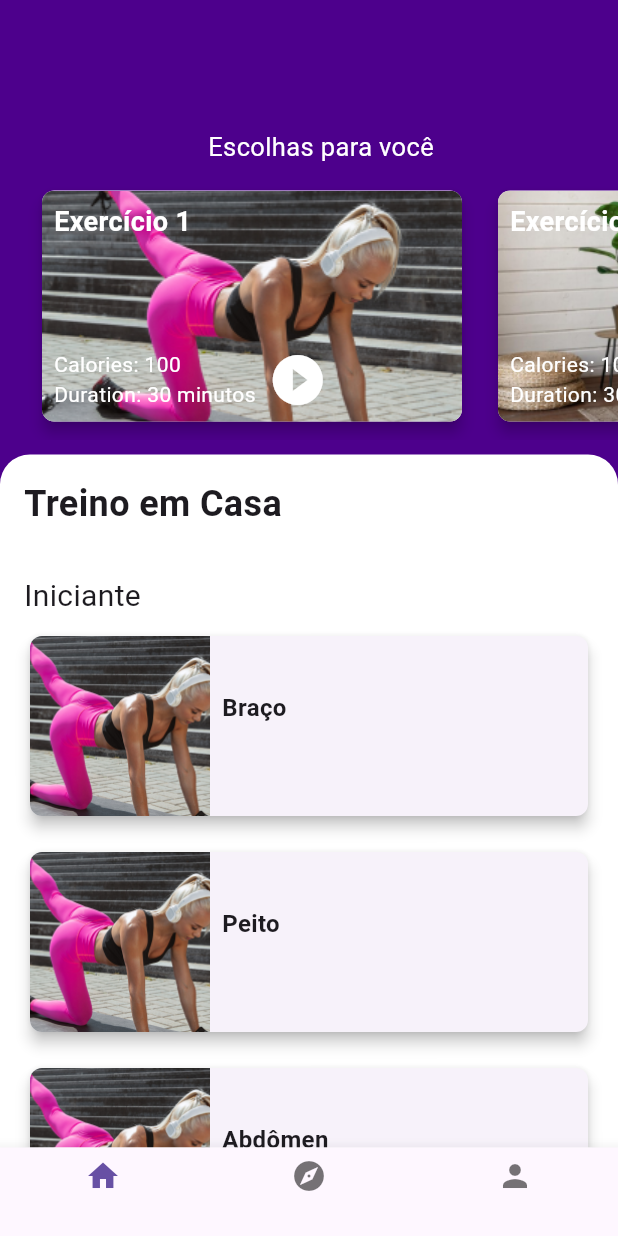
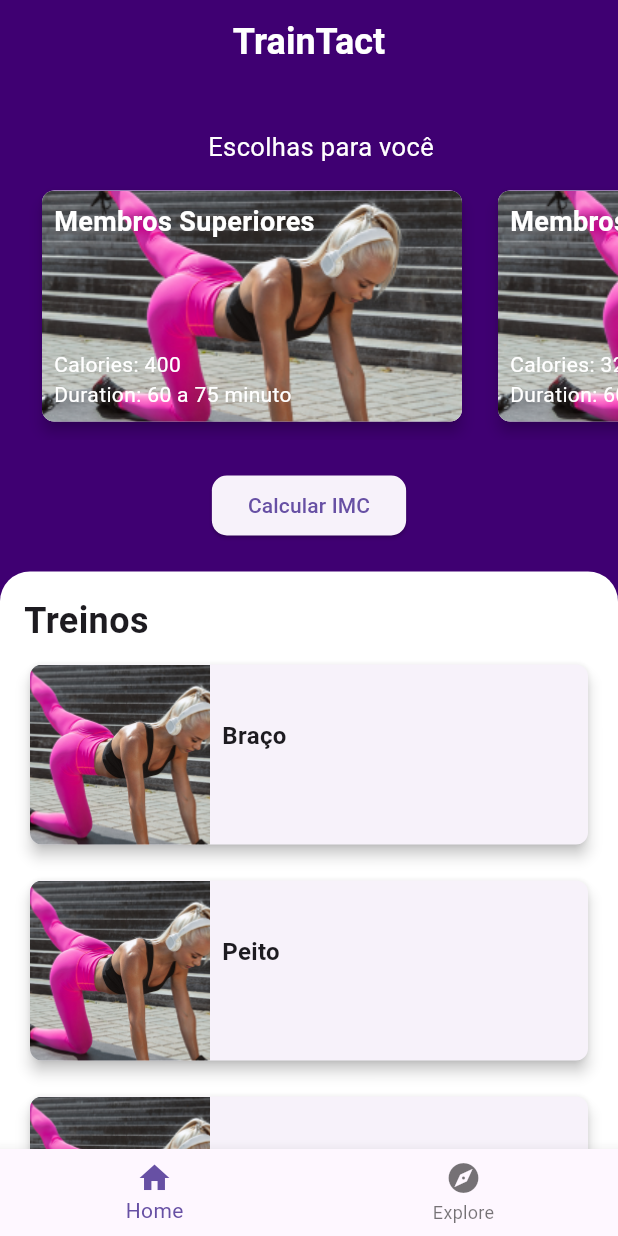
Before and after one commit to karelcosta/appfitness, a Flutter app: the screen it shows after launch, after a tap on "Avançar", on a phone screen of 412 x 824 dp. Run offline on Flutter 3.47's test engine with Material 3 defaults, Android fonts, the phone set to English and light mode, and no system bars; our stand-ins replace hive, hive_flutter; accounts and stored records are empty.

Commit message:
ajustes finais

```diff
--- a/lib/Data/DataExeCorpoTodo.dart
+++ b/lib/Data/DataExeCorpoTodo.dart
@@ -0,0 +1,28 @@
+import 'package:appfitness/Data/ClassExercise.dart';
+
+List<ExerciseData> exercicelistcorpotodo = [
+  // Braço
+  ExerciseData(
+    id: 1,
+    name: 'Membros Superiores',
+    imageUrl: 'assets/images/01.png',
+    calories: 400,
+    duration: '60 a 75 minuto',
+    description: 'Treino de menbros superiores braço, peito, costas, ombro',
+    tipo: 1,
+    tasks: [24,22,4,9,6,17,5,13], // Alterado para lista de inteiros
+    nivel: 1,
+  ),
+  // Peito
+  ExerciseData(
+    id: 2,
+    name: 'Membros Inferiores',
+    imageUrl: 'assets/images/01.png',
+    calories: 325,
+    duration: '60 a 75 minutos',
+    description: 'Treino dos membros inferiores pernas, panturrilhas, nadegas, ',
+    tipo: 2,
+    tasks: [ 2, 3, 8, 10, 11, 12, 18, 19], // Alterado para lista de inteiros
+    nivel: 1,
+  ),
+];
--- a/lib/Data/DataExercicios.dart
+++ b/lib/Data/DataExercicios.dart
@@ -6,11 +6,11 @@ List<ExerciseData> exercicelist = [
     id: 1,
     name: 'Braço',
     imageUrl: 'assets/images/01.png',
-    calories: 0,
-    duration: '',
+    calories: 150,
+    duration: '20-40 minutos',
     description: '',
     tipo: 1,
-    tasks: [1, 6, 16, 17, 20], // Alterado para lista de inteiros
+    tasks: [6, 16, 17, 20, 31, 32, 33, 34, 35], // Alterado para lista de inteiros
     nivel: 1,
   ),
   // Peito
@@ -18,11 +18,11 @@ List<ExerciseData> exercicelist = [
     id: 2,
     name: 'Peito',
     imageUrl: 'assets/images/01.png',
-    calories: 0,
-    duration: '',
+    calories: 200,
+    duration: '30-45 minutos',
     description: '',
     tipo: 2,
-    tasks: [1], // Alterado para lista de inteiros
+    tasks: [ 1, 21, 22, 23, 24, 25], // Alterado para lista de inteiros
     nivel: 1,
   ),
   // Abdomen
@@ -30,11 +30,11 @@ List<ExerciseData> exercicelist = [
     id: 3,
     name: 'Abdômen',
     imageUrl: 'assets/images/01.png',
-    calories: 0,
-    duration: '',
+    calories: 100,
+    duration: '15-30 minutos',
     description: '',
     tipo: 3,
-    tasks: [7, 15], // Alterado para lista de inteiros
+    tasks: [7, 15, 26, 27, 28, 29, 30], // Alterado para lista de inteiros
     nivel: 1,
   ),
   // Perna
@@ -42,8 +42,8 @@ List<ExerciseData> exercicelist = [
     id: 4,
     name: 'Perna',
     imageUrl: 'assets/images/01.png',
-    calories: 0,
-    duration: '',
+    calories: 300,
+    duration: '30-60 minutos',
     description: '',
     tipo: 4,
     tasks: [2, 3, 8, 10, 11, 12, 18, 19], // Alterado para lista de inteiros
@@ -54,8 +54,8 @@ List<ExerciseData> exercicelist = [
     id: 5,
     name: 'Costas e Ombro',
     imageUrl: 'assets/images/01.png',
-    calories: 0,
-    duration: '',
+    calories: 200,
+    duration: '30-45 minutos',
     description: '',
     tipo: 5,
     tasks: [4, 5, 9, 13, 14], // Alterado para lista de inteiros
--- a/lib/components/barra_de_navegação.dart
+++ b/lib/components/barra_de_navegação.dart
@@ -1,7 +1,6 @@
 import 'package:flutter/material.dart';
 import 'package:appfitness/pages/home_page.dart';
 import 'package:appfitness/pages/explore_page.dart';
-import 'package:appfitness/pages/perfil_page.dart';
 
 class NavigationScreen extends StatefulWidget {
   @override
@@ -13,7 +12,7 @@ class _NavigationScreenState extends State<NavigationScreen> {
   final List<Widget> _screens = [
     HomeScreen(),
     ExploreScreen(),
-    ProfileScreen(),
+    // Removida a referência para ProfileScreen
   ];
 
   @override
@@ -48,16 +47,13 @@ class _NavigationScreenState extends State<NavigationScreen> {
                 items: [
                   BottomNavigationBarItem(
                     icon: Icon(Icons.home),
-                    label: '',
+                    label: 'Home',
                   ),
                   BottomNavigationBarItem(
                     icon: Icon(Icons.explore),
-                    label: '',
+                    label: 'Explore',
                   ),
-                  BottomNavigationBarItem(
-                    icon: Icon(Icons.person),
-                    label: '',
-                  ),
+                  // O item de perfil foi removido
                 ],
               ),
             ),
--- a/lib/components/card_exercicios.dart
+++ b/lib/components/card_exercicios.dart
@@ -109,13 +109,6 @@ class ExerciseCard extends StatelessWidget {
                             ),
                           ],
                         ),
-                        SizedBox(width: 8),
-                        // Play button
-                        Icon(
-                          Icons.play_circle_filled,
-                          color: Colors.white,
-                          size: 40,
-                        ),
                       ],
                     ),
                   ],
--- a/lib/main.dart
+++ b/lib/main.dart
@@ -20,11 +20,11 @@ class MyApp extends StatelessWidget {
       theme: ThemeData(
         primarySwatch: Colors.purple,
       ),
+      debugShowCheckedModeBanner: false,
       home: MainScreen(),
     );
   }
 }
-
 class MainScreen extends StatelessWidget {
   @override
   Widget build(BuildContext context) {
@@ -51,8 +51,21 @@ class MainScreen extends StatelessWidget {
             left: 0,
             right: 0,
             bottom: 30,
-            child: Center(
-              child: ButtonTheme(
+            child: Column(
+              mainAxisAlignment: MainAxisAlignment.center,
+              children: [
+                Text(
+                  'TrainTact',
+                  style: TextStyle(
+                    fontSize: 36.0,
+                    fontWeight: FontWeight.bold,
+                    color: Colors.white,
+                    fontFamily: 'YourFontHere', // Substitua pelo nome da fonte desejada
+                    // Exemplo de fonte Google: 'Roboto'
+                  ),
+                ),
+                SizedBox(height: 40), // Ajuste o espaçamento conforme necessário
+                ButtonTheme(
                   minWidth: 300.0,
                   height: 60.0,
                   child: ElevatedButton(
@@ -73,6 +86,7 @@ class MainScreen extends StatelessWidget {
                     ),
                   ),
                 ),
+              ],
             ),
           ),
         ],
--- a/lib/pages/home_page.dart
+++ b/lib/pages/home_page.dart
@@ -3,20 +3,19 @@ import 'package:flutter/material.dart';
 import 'package:appfitness/components/card_exercicios.dart';
 import 'package:appfitness/components/card_exercicios_diario.dart';
 import 'package:appfitness/adm.dart';
-import 'package:appfitness/components/card_meta_semanal.dart';
-// import 'package:appfitness/Data/DB.dart';
 import 'package:appfitness/Data/DataExercicios.dart';
-import 'package:appfitness/Data/DataExeCasa.dart';
 import 'package:appfitness/Data/DataTask.dart';
+import 'package:appfitness/Data/DataExeCorpoTodo.dart';
+import 'package:appfitness/components/imc.dart';
 
 class HomeScreen extends StatelessWidget {
   @override
   Widget build(BuildContext context) {
-    List<Map<String, dynamic>> corpotodo = ExerciseData2.getExerciseList();
+    List<ExerciseData> corpotodo = filtrarExercicios(exercicelistcorpotodo, [1,2,3,4,5], [1,2,3,4]);
     List<ExerciseData> exeriniciante = filtrarExercicios(exercicelist, [1,2,3,4,5], [1]);
 
     return Scaffold(
-      backgroundColor: Color(0xFF4D008C),
+      backgroundColor: Color(0xFF3F0072),
       body:SafeArea(
         child: SingleChildScrollView(
 
@@ -25,16 +24,19 @@ class HomeScreen extends StatelessWidget {
           crossAxisAlignment: CrossAxisAlignment.center,
           children: [
             AppBar(
-              backgroundColor: Colors.transparent,
-              elevation: 0,
-              automaticallyImplyLeading: false,
-            ),
-            // Container(
-            //   padding: EdgeInsets.symmetric(horizontal: 16.0),
-            //   child: WeeklyGoalCard(
-            //     goalsAchieved: [true, true, false, false, false, false, false],
-            //   ),
-            // ),
+                backgroundColor: Colors.transparent,
+                elevation: 0,
+                title: Text(
+                  'TrainTact',
+                  style: TextStyle(
+                    fontSize: 24,
+                    fontWeight: FontWeight.bold,
+                    color: Colors.white,
+                  ),
+                ),
+                centerTitle: true,
+                automaticallyImplyLeading: false,
+              ),
             SizedBox(height: 30),
             Container(
               padding: EdgeInsets.only(left: 16.0),
@@ -58,14 +60,14 @@ class HomeScreen extends StatelessWidget {
                     return Padding(
                       padding: const EdgeInsets.all(8.0),
                       child: ExerciseCard(
-                        exerciseName: corpotodo[index]['name'],
-                        imageUrl: corpotodo[index]['imageUrl'],
-                        caloriesBurned: corpotodo[index]['calories'],
-                        duration: corpotodo[index]['duration'],
-                        description: corpotodo[index]['description'],
-                        nivel: corpotodo[index]['calories'],
-                        tipo: corpotodo[index]['calories'],
-                        tasks: [1,2,3,4,5],
+                        exerciseName: corpotodo[index].name,
+                        imageUrl: corpotodo[index].imageUrl,
+                        caloriesBurned: corpotodo[index].calories,
+                        duration: corpotodo[index].duration,
+                        description: corpotodo[index].description,
+                        nivel: corpotodo[index].nivel,
+                        tipo: corpotodo[index].tipo,
+                        tasks: corpotodo[index].tasks,
                         listTasks: listasks,
                       ),
                     );
@@ -73,7 +75,9 @@ class HomeScreen extends StatelessWidget {
                 ),
               ),
             ),
-            SizedBox(height: 10),
+            SizedBox(height: 20),
+            BMIComponent(),
+            SizedBox(height: 20),
             Container(
               decoration: BoxDecoration(
                 color: Colors.white,
@@ -85,17 +89,10 @@ class HomeScreen extends StatelessWidget {
                   crossAxisAlignment: CrossAxisAlignment.start,
                   children: [
                     Text(
-                      'Treino em Casa',
+                      'Treinos',
                       style: TextStyle(
                         fontSize: 24,
                         fontWeight: FontWeight.bold,
-                      ),
-                    ),
-                    SizedBox(height: 30),
-                    Text(
-                      'Iniciante',
-                      style: TextStyle(
-                        fontSize: 20,
                       ),
                     ),
                     Container(
```
Also changed, not shown: lib/Data/DataExeCasa.dart (+18 -18 lines), lib/pages/explore_page.dart (+56 -50 lines), lib/pages/tela_exercicio.dart (+0 -28 lines). Lines whose indentation alone changed are shown as unchanged.
